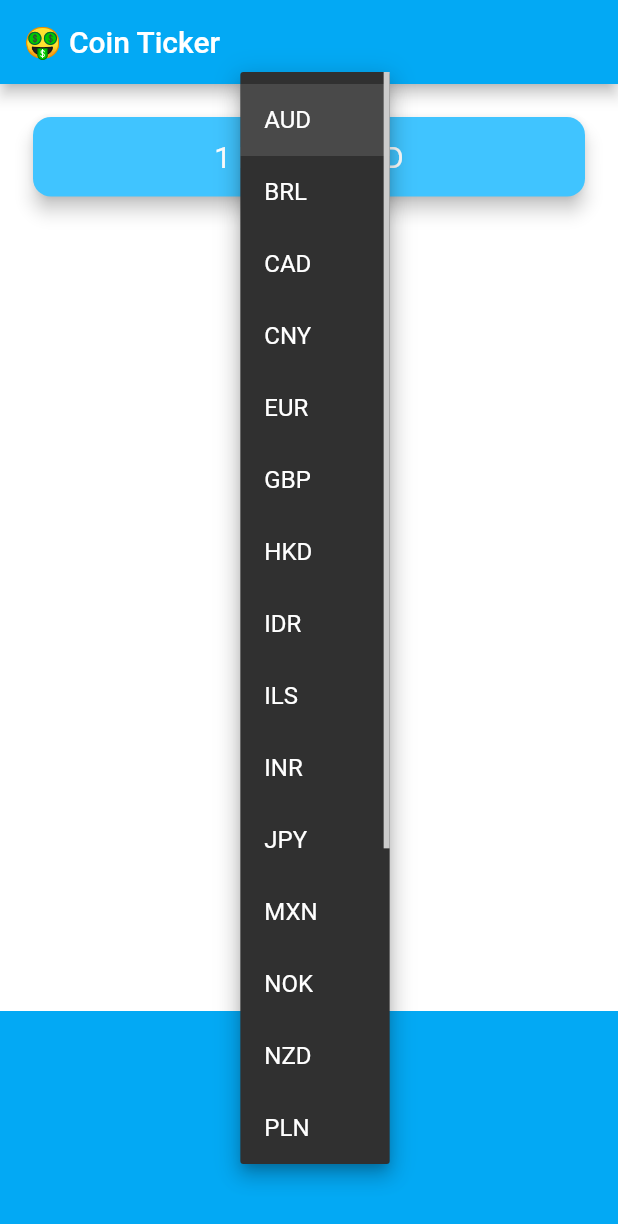
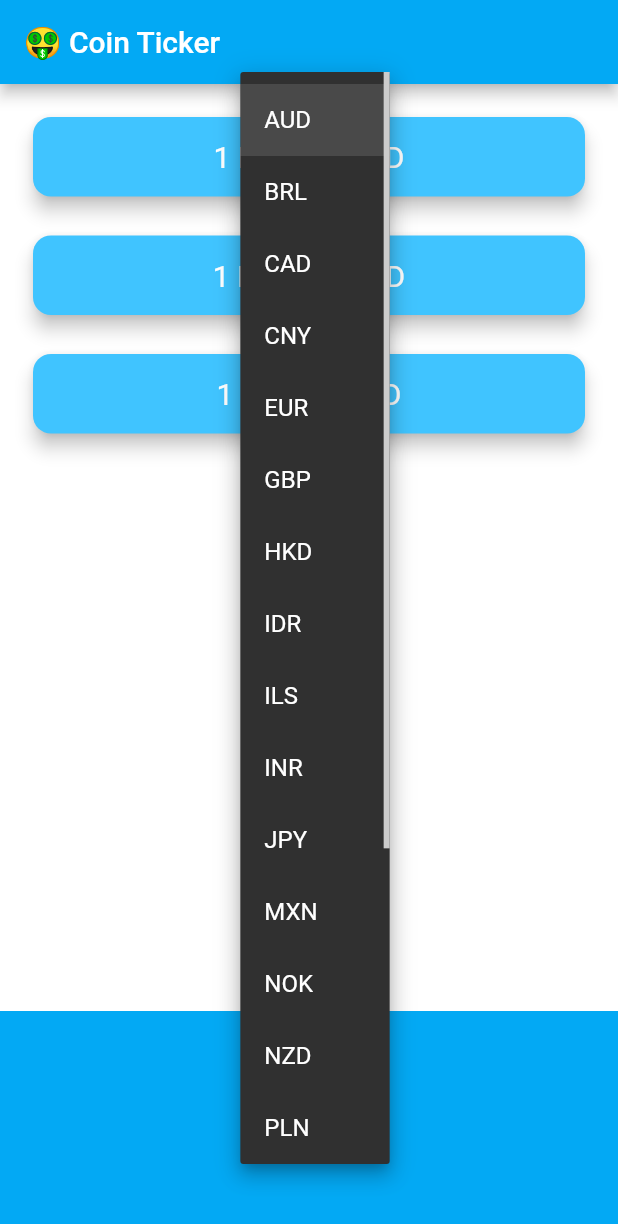
Before and after one commit to Tayyab94/bitcoin_app, a Flutter app: the screen it shows after launch, after a tap on "AUD", on a phone screen of 412 x 824 dp. Shown: the top 1224 px of the screen. Run offline on Flutter 3.47's test engine with Material 2 defaults, Android fonts, the phone set to English and light mode, and no system bars; network calls fail.

Commit message:
Complete Project Now

```diff
--- a/lib/Price_Screen.dart
+++ b/lib/Price_Screen.dart
@@ -84,14 +84,25 @@ class _PriceScreenState extends State<PriceScreen> {
   String bitcoinValueInUSD='?';
 
 
+
+  //value had to be updated into a Map to store the values of all three cryptocurrencies.
+  Map<String,String>coinValue={};
+
+  //7: Figure out a way of displaying a '?' on screen while we're waiting for the price data to come back. First we have to create a variable to keep track of when we're waiting on the request to complete.
+  bool isWaiting = false;
+
   //11. Create an async method here await the coin data from coin_data.dart
+  void getData()async{
+    isWaiting=true;
+    try{
+          var data=await CoinData().getCoinData(SelectedCurrency);
 
-  void getData()async{
-    try{
-          double data=await CoinData().getCoinData(SelectedCurrency);
+          isWaiting=false;
+
       //13. We can't await in a setState(). So you have to separate it out into two steps.
       setState(() {
-        bitcoinValueInUSD=data.toStringAsFixed(0);
+     //   bitcoinValueInUSD=data.toStringAsFixed(0);
+          coinValue=data;
       });
     }
     catch(e)
@@ -118,33 +129,32 @@ class _PriceScreenState extends State<PriceScreen> {
         mainAxisAlignment: MainAxisAlignment.spaceBetween,
         crossAxisAlignment: CrossAxisAlignment.stretch,
         children: <Widget>[
-          Padding(
-            padding: EdgeInsets.fromLTRB(18, 18, 18, 0),
-            child: Card(
-              color: Colors.lightBlueAccent,
-              elevation: 5.0,
-              shape: RoundedRectangleBorder(
-                borderRadius: BorderRadius.circular(12),
+          Column(
+            crossAxisAlignment: CrossAxisAlignment.stretch,
+            children: <Widget>[
+              CryptoCard(
+                cryptoCurrency:'BTC',
+                value: isWaiting? '?':coinValue['BTC'],
+                SelectedCurrency: SelectedCurrency,
               ),
-              child: Padding(
-                padding: EdgeInsets.symmetric(vertical: 15, horizontal: 28),
-                child: Text(
-                  '1 BTC = $bitcoinValueInUSD USD',
-                  textAlign: TextAlign.center,
-                  style: TextStyle(
-                    fontSize: 20,
-                    color: Colors.white,
-                  ),
-                ),
+              CryptoCard(
+                cryptoCurrency:'ETH',
+                value: isWaiting? '?':coinValue['ETH'],
+                SelectedCurrency: SelectedCurrency,
               ),
-            ),
+              CryptoCard(
+                cryptoCurrency:'LTC',
+                value: isWaiting? '?':coinValue['LTC'],
+                SelectedCurrency: SelectedCurrency,
+              ),
+            ],
           ),
           Container(
             height: 150,
             alignment: Alignment.center,
             padding: EdgeInsets.only(bottom: 30),
             color: Colors.lightBlue,
-            child:getPicker(),
+            child:Platform.isIOS? IosPicker(): androidDrodown(),
           ),
         ],
       ),
@@ -154,3 +164,40 @@ class _PriceScreenState extends State<PriceScreen> {
 
 
 // this code is use to make dropdwon in Android PHoen AppBa, In replace of it we have added cupertinoPicker (Fluter's Package)
+
+
+
+//1: Refactor this Padding Widget into a separate Stateless Widget called CryptoCard,
+// so we can create 3 of them, one for each cryptocurrency.
+
+class CryptoCard extends StatelessWidget {
+
+  const CryptoCard({this.value, this.SelectedCurrency, this .cryptoCurrency});
+  final String value;
+  final String SelectedCurrency;
+  final String cryptoCurrency;
+  @override
+  Widget build(BuildContext context) {
+    return    Padding(
+      padding: EdgeInsets.fromLTRB(18, 18, 18, 0),
+      child: Card(
+        color: Colors.lightBlueAccent,
+        elevation: 5.0,
+        shape: RoundedRectangleBorder(
+          borderRadius: BorderRadius.circular(12),
+        ),
+        child: Padding(
+          padding: EdgeInsets.symmetric(vertical: 15, horizontal: 28),
+          child: Text(
+            '1 $cryptoCurrency = $value $SelectedCurrency',
+            textAlign: TextAlign.center,
+            style: TextStyle(
+              fontSize: 20,
+              color: Colors.white,
+            ),
+          ),
+        ),
+      ),
+    );
+  }
+}
--- a/lib/coin_data.dart
+++ b/lib/coin_data.dart
@@ -41,7 +41,7 @@ class CoinData {
 
 
   //3: Update getCoinData to take the selectedCurrency as an input
-  Future getCoinData(String selectedCurrency) async {
+  Future getCoinData2(String selectedCurrency) async {
 
     //4: Update the URL to use the selectedCurrency input.
     String requestURL='$bitcoinAverageURL/BTC$selectedCurrency';
@@ -54,6 +54,7 @@ class CoinData {
     if(response.statusCode==200)
     {
       //7. Use the 'dart:convert' package to decode the JSON data that comes back from BitcoinAverage.
+
 
       var decodeData=convert.jsonDecode(response.body);
 
@@ -75,9 +76,54 @@ class CoinData {
     }
   }
 
+  //3: Update getCoinData to take the selectedCurrency as an input
+  Future getCoinData(String selectedCurrency) async {
+    //4: Use a for loop here to loop through the cryptoList and request the data for each of them in turn.
+    //5: Return a Map of the results instead of a single value.
+
+    Map<String,String>cryptoPrice={};
+
+    for(String crypto in cryptoList)
+      {
+        //Update the URL to use the crypto symbol from the cryptoList
+
+        String requestURL='$bitcoinAverageURL/$crypto$selectedCurrency';
+        //5. Make a GET request to the URL and wait for the response.
+        http.Response response= await http.get(requestURL);
+
+        //6. Check that the request was successful.
 
 
+        if(response.statusCode==200)
+        {
+          //7. Use the 'dart:convert' package to decode the JSON data that comes back from BitcoinAverage.
 
+
+          var decodeData=convert.jsonDecode(response.body);
+
+          //8. Get the last price of bitcoin with the key 'last'.
+
+          var lastPrice=decodeData['last'];
+
+          //9. Output the lastPrice from the method.
+
+       //   return lastPrice;
+
+          //Create a new key value pair, with the key being the crypto symbol and the value being the lastPrice of that crypto currency.
+          cryptoPrice[crypto] = lastPrice.toStringAsFixed(0);
+
+        }
+        else
+        {
+          //10. Handle any errors that occur during the request
+
+          print(response.statusCode);
+          //Optional: throw an error if our request fails.
+          throw 'Problem With the get request';
+        }
+        return cryptoPrice;
+      }
+  }
 }
 
 const List<String> currenciesList = [
```
